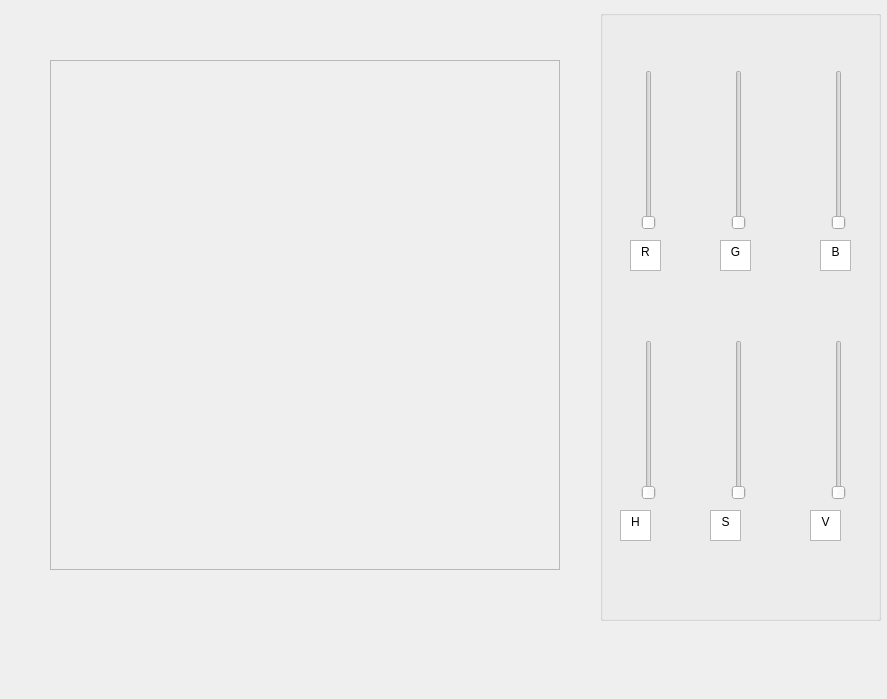
This is modele_barw/mywindow.ui in olapabian/grafika as Qt 5 draws it before an edit. The edited form follows.
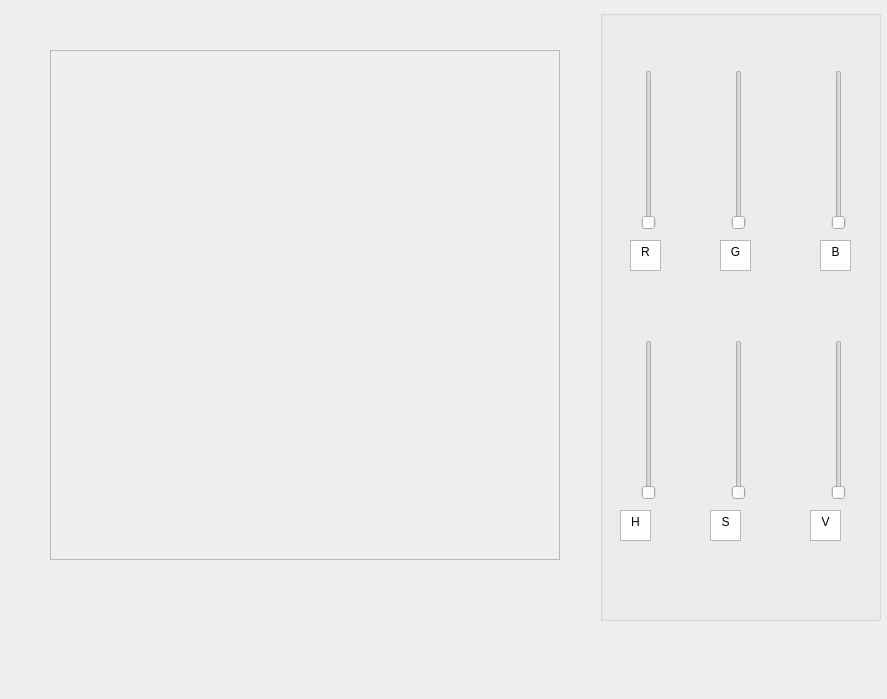
This is the edited form.

Patch:
```diff
--- a/modele_barw/mywindow.ui
+++ b/modele_barw/mywindow.ui
@@ -18,7 +18,7 @@
     <property name="geometry">
      <rect>
       <x>50</x>
-      <y>60</y>
+      <y>50</y>
       <width>510</width>
       <height>510</height>
      </rect>
```
